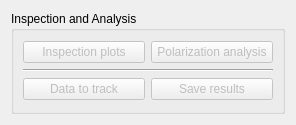
The window that adapt/gui/ui/inspectAnalyze.ui (syncope/adapt) describes before a commit, drawn with Qt 5.
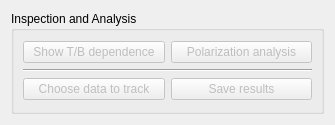
The same window after the commit.

Commit message: + renamed some buttons

The edit to the form file:
```diff
--- a/adapt/gui/ui/inspectAnalyze.ui
+++ b/adapt/gui/ui/inspectAnalyze.ui
@@ -6,7 +6,7 @@
    <rect>
     <x>0</x>
     <y>0</y>
-    <width>296</width>
+    <width>335</width>
     <height>125</height>
    </rect>
   </property>
@@ -30,7 +30,7 @@
              <bool>false</bool>
             </property>
             <property name="text">
-             <string>Inspection plots</string>
+             <string>Show T/B dependence</string>
             </property>
            </widget>
           </item>
@@ -61,7 +61,7 @@
              <bool>false</bool>
             </property>
             <property name="text">
-             <string>Data to track</string>
+             <string>Choose data to track</string>
             </property>
             <property name="default">
              <bool>true</bool>
```
